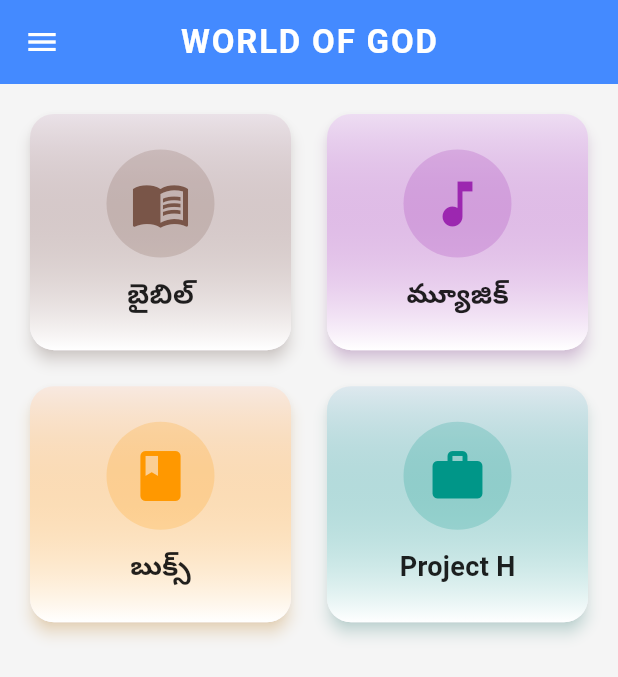
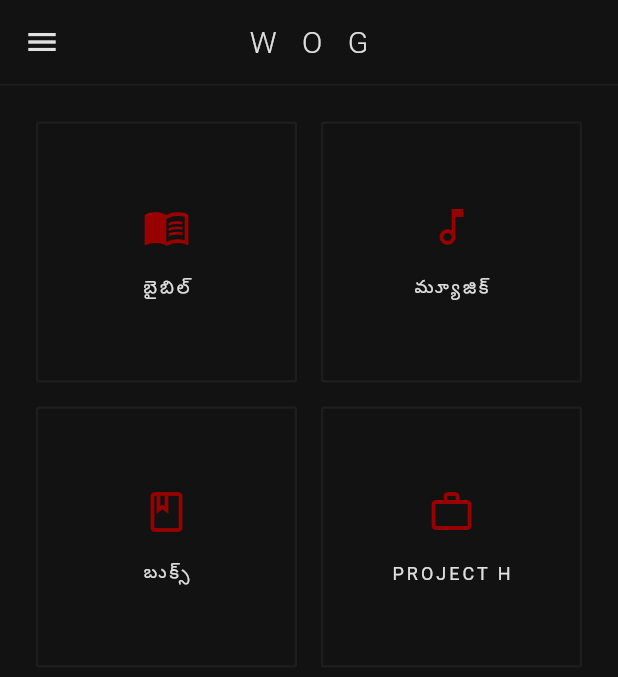
Before and after one commit to rajeshkaratapu24/WOG-FINAL, a Flutter app: the HomeScreen screen opened directly, on a phone screen of 412 x 824 dp. Shown: the top 677 px of the screen. Run offline on Flutter 3.47's test engine with Material 3 defaults, Android fonts, the phone set to English and light mode, and no system bars; statements that could not run were skipped.

Commit message:
Update home_screen.dart

```diff
--- a/lib/ui/home_screen.dart
+++ b/lib/ui/home_screen.dart
@@ -3,64 +3,91 @@ import 'package:flutter/material.dart';
 class HomeScreen extends StatelessWidget {
   const HomeScreen({super.key});
 
+  // Premium Dark Color Palette
+  static const Color bgDark = Color(0xFF121212); // Deep Black/Gray
+  static const Color surfaceDark = Color(0xFF1E1E1E); // Dark Gray
+  static const Color accentRed = Color(0xFF990000); // Dark Red
+  static const Color textWhite = Color(0xFFE0E0E0); // Off-White
+  static const Color textGrey = Color(0xFF808080); // Dim Gray
+
   @override
   Widget build(BuildContext context) {
     return Scaffold(
+      backgroundColor: bgDark,
       appBar: _buildAppBar(),
       drawer: _buildSideMenu(),
       body: _buildNavigationGrid(context),
-      backgroundColor: Colors.grey[100], // యాప్ బ్యాక్‌గ్రౌండ్ కలర్
     );
   }
 
-  // 1. APP BAR UI
+  // 1. SLEEK APP BAR UI
   PreferredSizeWidget _buildAppBar() {
     return AppBar(
       title: const Text(
-        'WORLD OF GOD',
-        style: TextStyle(fontWeight: FontWeight.bold, letterSpacing: 1.2),
+        'W O G',
+        style: TextStyle(
+          color: textWhite,
+          fontWeight: FontWeight.w300, // Slim font
+          letterSpacing: 6.0, // Sleek spacing
+          fontSize: 20,
+        ),
       ),
       centerTitle: true,
       elevation: 0,
-      backgroundColor: Colors.blueAccent,
-      foregroundColor: Colors.white,
+      backgroundColor: bgDark,
+      iconTheme: const IconThemeData(color: textWhite),
+      bottom: PreferredSize(
+        preferredSize: const Size.fromHeight(1.0),
+        child: Container(color: surfaceDark, height: 1.0), // Thin bottom border
+      ),
     );
   }
 
-  // 2. SIDE MENU (DRAWER) UI
+  // 2. MINIMALIST SIDE MENU (DRAWER) UI
   Widget _buildSideMenu() {
     return Drawer(
+      backgroundColor: bgDark,
       child: Column(
         children: [
-          const DrawerHeader(
-            decoration: BoxDecoration(
-              gradient: LinearGradient(
-                colors: [Colors.blueAccent, Colors.lightBlue],
-                begin: Alignment.topLeft,
-                end: Alignment.bottomRight,
+          Container(
+            width: double.infinity,
+            padding: const EdgeInsets.only(top: 80, bottom: 40),
+            decoration: const BoxDecoration(
+              border: Border(bottom: BorderSide(color: surfaceDark, width: 1)),
+            ),
+            child: const Column(
+              children: [
+                Icon(Icons.language, color: accentRed, size: 40),
+                SizedBox(height: 16),
+                Text(
+                  'WORLD OF GOD',
+                  style: TextStyle(
+                    color: textWhite,
+                    fontSize: 14,
+                    letterSpacing: 3.0,
+                    fontWeight: FontWeight.w300,
                   ),
                 ),
-            child: Center(
-              child: Text(
-                'WOG Menu',
-                style: TextStyle(color: Colors.white, fontSize: 28, fontWeight: FontWeight.bold),
-              ),
+              ],
             ),
           ),
           Expanded(
             child: ListView(
-              padding: EdgeInsets.zero,
+              padding: const EdgeInsets.symmetric(vertical: 20),
               children: [
-                _menuItem(Icons.login, 'లాగిన్ (Login)'),
-                _menuItem(Icons.contact_mail, 'కాంటాక్ట్ (Contact)'),
-                _menuItem(Icons.library_books, 'పుస్తకాలు (Books)'),
-                _menuItem(Icons.question_answer, 'Q&A'),
+                _menuItem(Icons.login_outlined, 'లాగిన్'),
+                _menuItem(Icons.mail_outline, 'కాంటాక్ట్'),
+                _menuItem(Icons.library_books_outlined, 'పుస్తకాలు'),
+                _menuItem(Icons.help_outline, 'Q & A'),
               ],
             ),
           ),
           const Padding(
-            padding: EdgeInsets.all(16.0),
-            child: Text('Version 1.0.0', style: TextStyle(color: Colors.grey)),
+            padding: EdgeInsets.all(24.0),
+            child: Text(
+              'v 1.0.0',
+              style: TextStyle(color: textGrey, fontSize: 12, letterSpacing: 2.0),
+            ),
           )
         ],
       ),
@@ -70,69 +97,68 @@ class HomeScreen extends StatelessWidget {
   // Side Menu Item Helper
   Widget _menuItem(IconData icon, String title) {
     return ListTile(
-      leading: Icon(icon, color: Colors.blueAccent),
-      title: Text(title, style: const TextStyle(fontSize: 16, fontWeight: FontWeight.w500)),
-      onTap: () {
-        // Future navigation logic here
-      },
+      contentPadding: const EdgeInsets.symmetric(horizontal: 32, vertical: 8),
+      leading: Icon(icon, color: textGrey, size: 22),
+      title: Text(
+        title,
+        style: const TextStyle(
+          color: textWhite,
+          fontSize: 14,
+          fontWeight: FontWeight.w400,
+          letterSpacing: 1.0,
+        ),
+      ),
+      onTap: () {},
     );
   }
 
-  // 3. MAIN NAVIGATION BUTTONS (GRID) UI
+  // 3. SLEEK NAVIGATION GRID UI
   Widget _buildNavigationGrid(BuildContext context) {
     return Padding(
-      padding: const EdgeInsets.all(16.0),
+      padding: const EdgeInsets.all(24.0),
       child: GridView.count(
         crossAxisCount: 2,
         crossAxisSpacing: 16,
         mainAxisSpacing: 16,
-        childAspectRatio: 1.1, // కార్డ్స్ షేప్ అడ్జస్ట్ చేయడానికి
+        childAspectRatio: 1.0,
         children: [
-          _navCard('బైబిల్', Icons.menu_book, Colors.brown, () {}),
-          _navCard('మ్యూజిక్', Icons.music_note, Colors.purple, () {}),
-          _navCard('బుక్స్', Icons.book, Colors.orange, () {}),
-          _navCard('Project H', Icons.work, Colors.teal, () {}),
+          _navCard('బైబిల్', Icons.menu_book_outlined, () {}),
+          _navCard('మ్యూజిక్', Icons.music_note_outlined, () {}),
+          _navCard('బుక్స్', Icons.book_outlined, () {}),
+          _navCard('PROJECT H', Icons.work_outline, () {}),
         ],
       ),
     );
   }
 
-  // Grid Card Helper
-  Widget _navCard(String title, IconData icon, Color color, VoidCallback onTap) {
-    return Card(
-      elevation: 4,
-      shadowColor: color.withOpacity(0.4),
-      shape: RoundedRectangleBorder(borderRadius: BorderRadius.circular(16)),
-      child: InkWell(
+  // Sleek Outlined Card Helper
+  Widget _navCard(String title, IconData icon, VoidCallback onTap) {
+    return InkWell(
       onTap: onTap,
-        borderRadius: BorderRadius.circular(16),
+      splashColor: accentRed.withOpacity(0.1),
+      highlightColor: Colors.transparent,
+      borderRadius: BorderRadius.circular(2), // Sharp corners
       child: Container(
         decoration: BoxDecoration(
-            borderRadius: BorderRadius.circular(16),
-            gradient: LinearGradient(
-              colors: [color.withOpacity(0.1), Colors.white],
-              begin: Alignment.topCenter,
-              end: Alignment.bottomCenter,
-            ),
+          color: bgDark,
+          border: Border.all(color: surfaceDark, width: 1.5),
+          borderRadius: BorderRadius.circular(2), // Sharp minimalist look
         ),
         child: Column(
           mainAxisAlignment: MainAxisAlignment.center,
           children: [
-              Container(
-                padding: const EdgeInsets.all(16),
-                decoration: BoxDecoration(
-                  color: color.withOpacity(0.2),
-                  shape: BoxShape.circle,
-                ),
-                child: Icon(icon, size: 40, color: color),
-              ),
-              const SizedBox(height: 12),
+            Icon(icon, size: 32, color: accentRed), // Dark Red Accent
+            const SizedBox(height: 16),
             Text(
               title,
-                style: const TextStyle(fontSize: 18, fontWeight: FontWeight.bold, color: Colors.black87),
+              style: const TextStyle(
+                fontSize: 12,
+                fontWeight: FontWeight.w400,
+                color: textWhite,
+                letterSpacing: 2.0, // Premium spacing
+              ),
             ),
           ],
-          ),
         ),
       ),
     );
```
Lines whose indentation alone changed are shown as unchanged.
